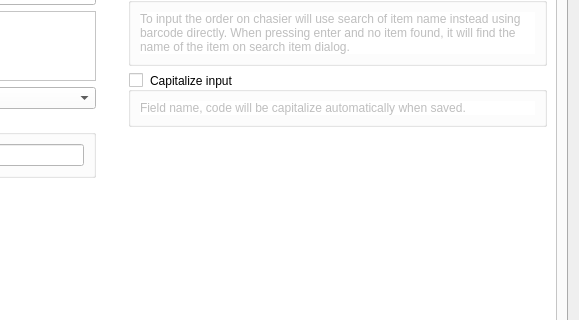
Above: libgui/setting/settingwidget.ui from apinprastya/sultan before the change; both pictures show x 355 to 934 and y 112 to 432 of the 934 by 661 pixel window. Below: the same form after it.
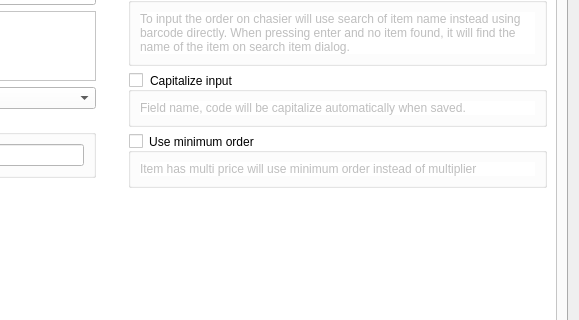
That is the form after the change. The open tabs and pages were chosen to show the change. Icons and pictures are not drawn.

Commit message: adding minimum order calculation instead of multiplication for item prices

What changed in the file:
```diff
--- a/libgui/setting/settingwidget.ui
+++ b/libgui/setting/settingwidget.ui
@@ -257,6 +257,31 @@
                  </layout>
                 </widget>
                </item>
+               <item>
+                <widget class="QGroupBox" name="groupUseMinimumOrder">
+                 <property name="title">
+                  <string>Use minimum order</string>
+                 </property>
+                 <property name="checkable">
+                  <bool>true</bool>
+                 </property>
+                 <property name="checked">
+                  <bool>false</bool>
+                 </property>
+                 <layout class="QVBoxLayout" name="verticalLayout_22">
+                  <item>
+                   <widget class="QLabel" name="label_40">
+                    <property name="text">
+                     <string>Item has multi price will use minimum order instead of multiplier</string>
+                    </property>
+                    <property name="wordWrap">
+                     <bool>true</bool>
+                    </property>
+                   </widget>
+                  </item>
+                 </layout>
+                </widget>
+               </item>
                <item>
                 <spacer name="verticalSpacer_5">
                  <property name="orientation">
```
Left out of the diff: 2 changed lines with no effect on the pictures. The commit also changes 5 other files.
